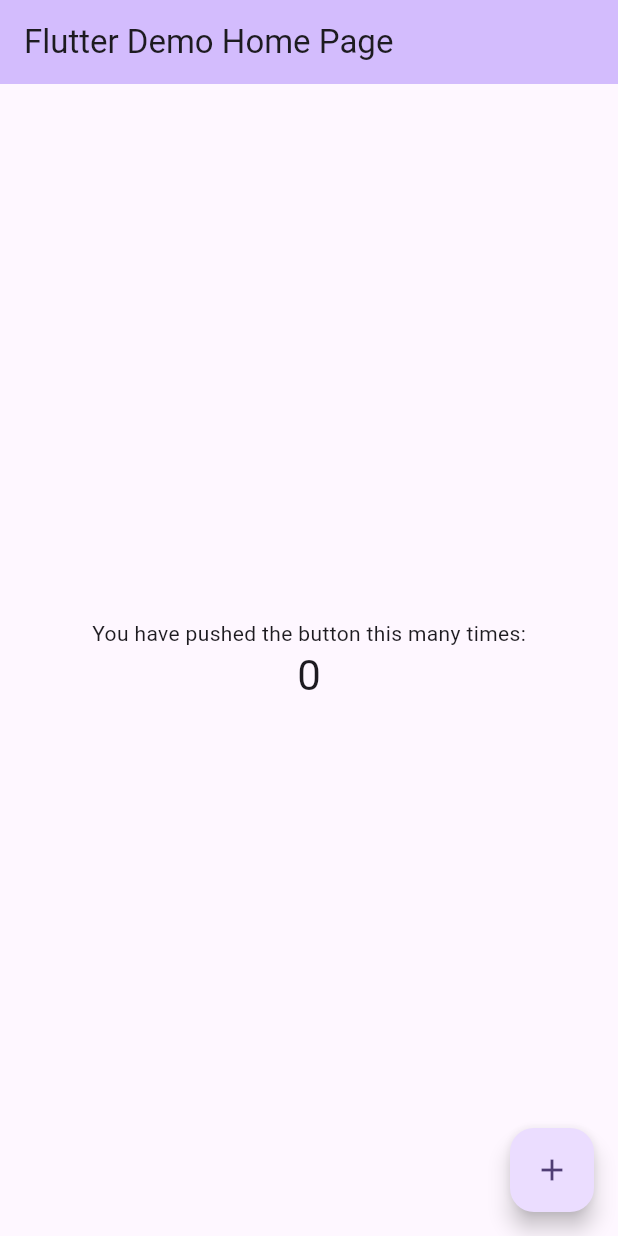
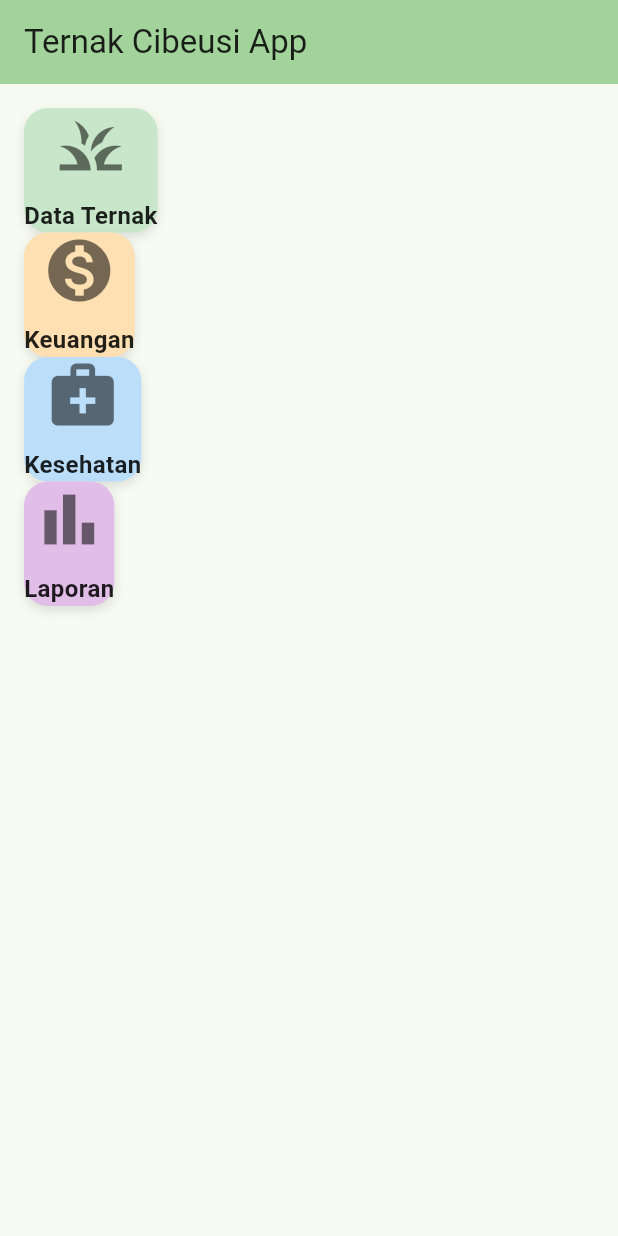
Before and after one commit to Umeem26/Apk-Mobile-Manajemen-Finance-Assets, a Flutter app: the screen it shows after launch, on a phone screen of 412 x 824 dp. Run offline on Flutter 3.47's test engine with Material 3 defaults, Android fonts, the light colour scheme and no system bars; our stand-ins replace sqflite; accounts and stored records are empty.

```diff
--- a/ternak_cibeusi_app/lib/main.dart
+++ b/ternak_cibeusi_app/lib/main.dart
@@ -1,4 +1,5 @@
 import 'package:flutter/material.dart';
+import 'data_ternak_page.dart';
 
 void main() {
   runApp(const MyApp());
@@ -7,115 +8,119 @@ void main() {
 class MyApp extends StatelessWidget {
   const MyApp({super.key});
 
-  // This widget is the root of your application.
   @override
   Widget build(BuildContext context) {
     return MaterialApp(
-      title: 'Flutter Demo',
+      title: 'Ternak Cibeusi',
       theme: ThemeData(
-        // This is the theme of your application.
-        //
-        // TRY THIS: Try running your application with "flutter run". You'll see
-        // the application has a purple toolbar. Then, without quitting the app,
-        // try changing the seedColor in the colorScheme below to Colors.green
-        // and then invoke "hot reload" (save your changes or press the "hot
-        // reload" button in a Flutter-supported IDE, or press "r" if you used
-        // the command line to start the app).
-        //
-        // Notice that the counter didn't reset back to zero; the application
-        // state is not lost during the reload. To reset the state, use hot
-        // restart instead.
-        //
-        // This works for code too, not just values: Most code changes can be
-        // tested with just a hot reload.
-        colorScheme: .fromSeed(seedColor: Colors.deepPurple),
+        // Mengubah warna tema menjadi hijau (identik dengan peternakan/alam)
+        colorScheme: ColorScheme.fromSeed(seedColor: Colors.green),
+        useMaterial3: true,
       ),
-      home: const MyHomePage(title: 'Flutter Demo Home Page'),
+      home: const BerandaPage(),
     );
   }
 }
 
-class MyHomePage extends StatefulWidget {
-  const MyHomePage({super.key, required this.title});
-
-  // This widget is the home page of your application. It is stateful, meaning
-  // that it has a State object (defined below) that contains fields that affect
-  // how it looks.
-
-  // This class is the configuration for the state. It holds the values (in this
-  // case the title) provided by the parent (in this case the App widget) and
-  // used by the build method of the State. Fields in a Widget subclass are
-  // always marked "final".
-
-  final String title;
-
-  @override
-  State<MyHomePage> createState() => _MyHomePageState();
-}
-
-class _MyHomePageState extends State<MyHomePage> {
-  int _counter = 0;
-
-  void _incrementCounter() {
-    setState(() {
-      // This call to setState tells the Flutter framework that something has
-      // changed in this State, which causes it to rerun the build method below
-      // so that the display can reflect the updated values. If we changed
-      // _counter without calling setState(), then the build method would not be
-      // called again, and so nothing would appear to happen.
-      _counter++;
-    });
-  }
+class BerandaPage extends StatelessWidget {
+  const BerandaPage({super.key});
 
   @override
   Widget build(BuildContext context) {
-    // This method is rerun every time setState is called, for instance as done
-    // by the _incrementCounter method above.
-    //
-    // The Flutter framework has been optimized to make rerunning build methods
-    // fast, so that you can just rebuild anything that needs updating rather
-    // than having to individually change instances of widgets.
     return Scaffold(
       appBar: AppBar(
-        // TRY THIS: Try changing the color here to a specific color (to
-        // Colors.amber, perhaps?) and trigger a hot reload to see the AppBar
-        // change color while the other colors stay the same.
         backgroundColor: Theme.of(context).colorScheme.inversePrimary,
-        // Here we take the value from the MyHomePage object that was created by
-        // the App.build method, and use it to set our appbar title.
-        title: Text(widget.title),
+        title: const Text('Ternak Cibeusi App'),
       ),
-      body: Center(
-        // Center is a layout widget. It takes a single child and positions it
-        // in the middle of the parent.
+      body: Padding(
+        padding: const EdgeInsets.all(16.0),
         child: Column(
-          // Column is also a layout widget. It takes a list of children and
-          // arranges them vertically. By default, it sizes itself to fit its
-          // children horizontally, and tries to be as tall as its parent.
-          //
-          // Column has various properties to control how it sizes itself and
-          // how it positions its children. Here we use mainAxisAlignment to
-          // center the children vertically; the main axis here is the vertical
-          // axis because Columns are vertical (the cross axis would be
-          // horizontal).
-          //
-          // TRY THIS: Invoke "debug painting" (choose the "Toggle Debug Paint"
-          // action in the IDE, or press "p" in the console), to see the
-          // wireframe for each widget.
-          mainAxisAlignment: .center,
+          crossAxisAlignment: CrossAxisAlignment.start,
           children: [
-            const Text('You have pushed the button this many times:'),
-            Text(
-              '$_counter',
-              style: Theme.of(context).textTheme.headlineMedium,
+            // Menu 1: Data Ternak
+            _buildMenuCard(
+              icon: Icons.grass,
+              label: 'Data Ternak',
+              color: Colors.green.shade100,
+              onTap: () {
+                Navigator.push(
+                  context,
+                  MaterialPageRoute(builder: (context) => const DataTernakPage()),
+                );
+              },
+            ), // <--- Pastikan ada koma dan kurung tutup ini
+
+            // Menu 2: Keuangan
+            _buildMenuCard(
+              icon: Icons.monetization_on,
+              label: 'Keuangan',
+              color: Colors.orange.shade100,
+              onTap: () {
+                print("Masuk ke Keuangan");
+              },
+            ),
+
+            // Menu 3: Kesehatan
+            _buildMenuCard(
+              icon: Icons.medical_services,
+              label: 'Kesehatan',
+              color: Colors.blue.shade100,
+              onTap: () {
+                print("Masuk ke Kesehatan");
+              },
+            ),
+
+            // Menu 4: Laporan
+            _buildMenuCard(
+              icon: Icons.bar_chart,
+              label: 'Laporan',
+              color: Colors.purple.shade100,
+              onTap: () {
+                print("Masuk ke Laporan");
+              },
             ),
           ],
         ),
       ),
-      floatingActionButton: FloatingActionButton(
-        onPressed: _incrementCounter,
-        tooltip: 'Increment',
-        child: const Icon(Icons.add),
+    );
+  }
+
+  // Widget kecil untuk membuat Kartu Menu agar kodingan rapi
+  Widget _buildMenuCard({
+    required IconData icon,
+    required String label,
+    required Color color,
+    required VoidCallback onTap,
+  }) {
+    return InkWell(
+      onTap: onTap,
+      child: Container(
+        decoration: BoxDecoration(
+          color: color,
+          borderRadius: BorderRadius.circular(16),
+          boxShadow: [
+            BoxShadow(
+              color: Colors.grey.withOpacity(0.3),
+              blurRadius: 5,
+              offset: const Offset(0, 3),
+            ),
+          ],
+        ),
+        child: Column(
+          mainAxisAlignment: MainAxisAlignment.center,
+          children: [
+            Icon(icon, size: 50, color: Colors.black54),
+            const SizedBox(height: 10),
+            Text(
+              label,
+              style: const TextStyle(
+                fontSize: 16,
+                fontWeight: FontWeight.bold,
+                color: Colors.black87,
+              ),
+            ),
+          ],
+        ),
       ),
     );
   }
--- /dev/null
+++ b/ternak_cibeusi_app/lib/ternak_model.dart
@@ -0,0 +1,13 @@
+class Ternak {
+  final String nama;
+  final String jenis;
+  final String berat;
+  final String kondisi;
+
+  Ternak({
+    required this.nama,
+    required this.jenis,
+    required this.berat,
+    required this.kondisi,
+  });
+}
```
Also changed, not shown: ternak_cibeusi_app/lib/data_ternak_page.dart (added, +89 -0 lines), ternak_cibeusi_app/lib/detail_ternak_page.dart (added, +135 -0 lines), ternak_cibeusi_app/lib/tambah_ternak_page.dart (added, +107 -0 lines).
